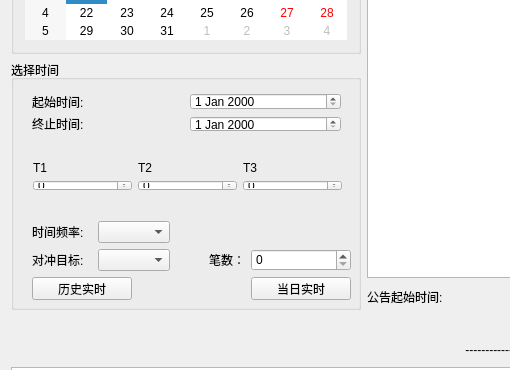
This is widget.ui in lishengze/QT-study as Qt 5 draws it before an edit; both pictures show x 0 to 510 and y 151 to 521 of the 1105 by 767 pixel window. The edited form follows.
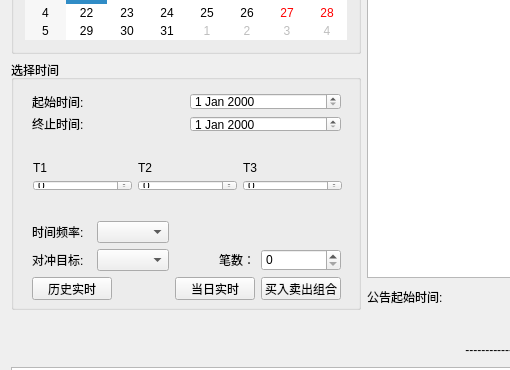
This is the edited form.

What changed in the file:
```diff
--- a/widget.ui
+++ b/widget.ui
@@ -143,12 +143,12 @@
          </item>
         </layout>
        </widget>
-       <widget class="QWidget" name="">
+       <widget class="QWidget" name="layoutWidget">
         <property name="geometry">
          <rect>
           <x>10</x>
           <y>150</y>
-          <width>341</width>
+          <width>331</width>
           <height>101</height>
          </rect>
         </property>
@@ -238,7 +238,7 @@
            </property>
            <property name="maximumSize">
             <size>
-             <width>100</width>
+             <width>80</width>
              <height>16777215</height>
             </size>
            </property>
@@ -247,7 +247,7 @@
            </property>
           </widget>
          </item>
-         <item row="2" column="3">
+         <item row="2" column="2">
           <widget class="QPushButton" name="realDateTime_pushButton">
            <property name="sizePolicy">
             <sizepolicy hsizetype="Minimum" vsizetype="Fixed">
@@ -257,7 +257,7 @@
            </property>
            <property name="maximumSize">
             <size>
-             <width>100</width>
+             <width>80</width>
              <height>16777215</height>
             </size>
            </property>
@@ -272,6 +272,19 @@
            </property>
           </widget>
          </item>
+         <item row="2" column="3">
+          <widget class="QPushButton" name="testSale">
+           <property name="maximumSize">
+            <size>
+             <width>80</width>
+             <height>16777215</height>
+            </size>
+           </property>
+           <property name="text">
+            <string>买入卖出组合</string>
+           </property>
+          </widget>
+         </item>
         </layout>
        </widget>
        <zorder>layoutWidget</zorder>
```
Left out of the diff: 22 changed lines with no effect on the pictures.
